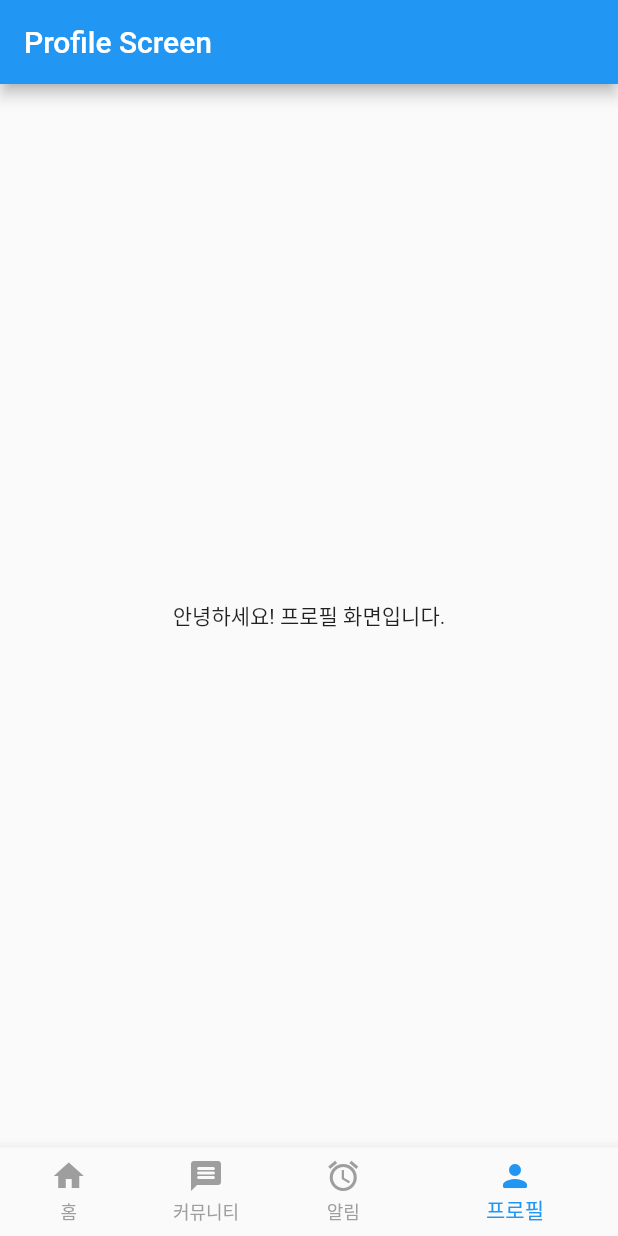
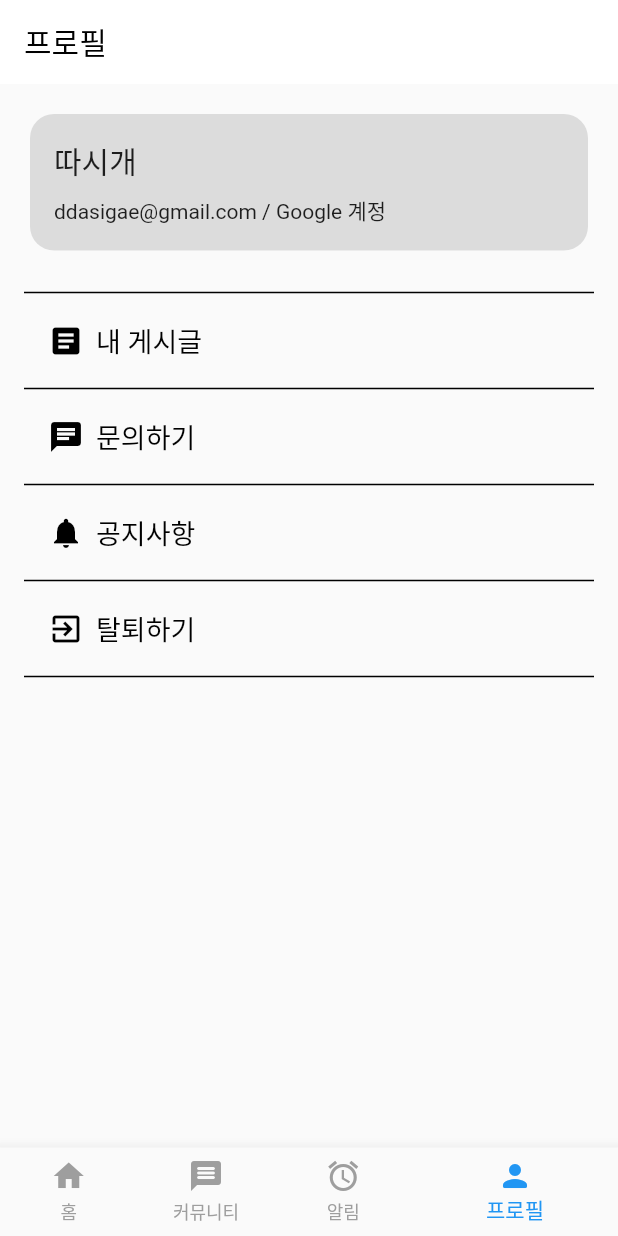
Before and after one commit to kimnerd625/ddasigae_flutter, a Flutter app: the screen it shows after launch, item 4 of the bottom bar chosen, on a phone screen of 412 x 824 dp. Run offline on Flutter 3.47's test engine with Material 2 defaults, Android fonts, the phone set to English and light mode, and no system bars.

Commit message:
style: 프로필 스크린 UI 구현
style: 프로필 스크린 UI 구현

```diff
--- a/lib/screens/community_screen.dart
+++ b/lib/screens/community_screen.dart
@@ -6,7 +6,9 @@ class CommunityScreen extends StatelessWidget {
   Widget build(BuildContext context) {
     return Scaffold(
       appBar: AppBar(
-        title: const Text('Community Screen'),
+        title: const Text('서대문구 신촌동', style: TextStyle(color: Colors.black)),
+        backgroundColor: Colors.white,
+        elevation: 0,
       ),
       body: const Center(
         child: Text('안녕하세요! 커뮤니티 화면입니다.'),
--- a/lib/screens/home_screen.dart
+++ b/lib/screens/home_screen.dart
@@ -6,7 +6,9 @@ class HomeScreen extends StatelessWidget {
   Widget build(BuildContext context) {
     return Scaffold(
       appBar: AppBar(
-        title: const Text('Home Screen'),
+        title: const Text('서대문구 신촌동', style: TextStyle(color: Colors.black)),
+        backgroundColor: Colors.white,
+        elevation: 0,
       ),
       body: const Center(
         child: Text('안녕하세요! 홈 화면입니다.'),
--- a/lib/screens/notification_screen.dart
+++ b/lib/screens/notification_screen.dart
@@ -6,7 +6,9 @@ class NotificationScreen extends StatelessWidget {
   Widget build(BuildContext context) {
     return Scaffold(
       appBar: AppBar(
-        title: const Text('Notification Screen'),
+        title: const Text('알림', style: TextStyle(color: Colors.black)),
+        backgroundColor: Colors.white,
+        elevation: 0,
       ),
       body: const Center(
         child: Text('안녕하세요! 알람 화면입니다.'),
--- a/lib/screens/profile_screen.dart
+++ b/lib/screens/profile_screen.dart
@@ -1,15 +1,148 @@
 import 'package:flutter/material.dart';
 
 class ProfileScreen extends StatelessWidget {
-  const ProfileScreen({super.key});
+  const ProfileScreen({Key? key}) : super(key: key);
+
   @override
   Widget build(BuildContext context) {
     return Scaffold(
       appBar: AppBar(
-        title: const Text('Profile Screen'),
+        title: const Text('프로필', style: TextStyle(color: Colors.black)),
+        backgroundColor: Colors.white,
+        elevation: 0,
       ),
-      body: const Center(
-        child: Text('안녕하세요! 프로필 화면입니다.'),
+      body: Padding(
+        padding: const EdgeInsets.all(16.0),
+        child: Column(
+          crossAxisAlignment: CrossAxisAlignment.start,
+          children: [
+            // 사용자 정보 카드
+            SizedBox(
+              width: double.infinity,
+              child: Card(
+                shape: RoundedRectangleBorder(
+                  borderRadius: BorderRadius.circular(16.0),
+                ),
+                elevation: 0,
+                child: Material(
+                  color: const Color.fromARGB(255, 220, 220, 220),
+                  borderRadius: BorderRadius.circular(16.0),
+                  child: const Padding(
+                    padding: EdgeInsets.all(16.0),
+                    child: Column(
+                      crossAxisAlignment: CrossAxisAlignment.start,
+                      children: [
+                        Text('따시개', style: TextStyle(fontSize: 20.0)),
+                        SizedBox(height: 8.0),
+                        Text('ddasigae@gmail.com / Google 계정'),
+                      ],
+                    ),
+                  ),
+                ),
+              ),
+            ),
+
+            // 각 버튼들
+            const SizedBox(height: 16.0),
+            const Divider(height: 16.0, thickness: 1.0, color: Colors.black),
+            SizedBox(
+              width: double.infinity,
+              child: ElevatedButton(
+                onPressed: () {
+                  // 버튼이 클릭되었을 때의 동작
+                },
+                style: ElevatedButton.styleFrom(
+                  foregroundColor: Colors.black,
+                  backgroundColor: Colors.transparent,
+                  elevation: 0,
+                ),
+                child: const Row(
+                  children: [
+                    Icon(Icons.article, color: Colors.black),
+                    SizedBox(width: 8.0),
+                    Text(
+                      '내 게시글',
+                      style: TextStyle(fontSize: 18.0),
+                    ),
+                  ],
+                ),
+              ),
+            ),
+            const Divider(height: 16.0, thickness: 1.0, color: Colors.black),
+            SizedBox(
+              width: double.infinity,
+              child: ElevatedButton(
+                onPressed: () {
+                  // 버튼이 클릭되었을 때의 동작
+                },
+                style: ElevatedButton.styleFrom(
+                  foregroundColor: Colors.black,
+                  backgroundColor: Colors.transparent,
+                  elevation: 0,
+                ),
+                child: const Row(
+                  children: [
+                    Icon(Icons.chat, color: Colors.black),
+                    SizedBox(width: 8.0),
+                    Text(
+                      '문의하기',
+                      style: TextStyle(fontSize: 18.0),
+                    ),
+                  ],
+                ),
+              ),
+            ),
+            const Divider(height: 16.0, thickness: 1.0, color: Colors.black),
+            SizedBox(
+              width: double.infinity,
+              child: ElevatedButton(
+                onPressed: () {
+                  // 버튼이 클릭되었을 때의 동작
+                },
+                style: ElevatedButton.styleFrom(
+                  foregroundColor: Colors.black,
+                  backgroundColor: Colors.transparent,
+                  elevation: 0,
+                ),
+                child: const Row(
+                  children: [
+                    Icon(Icons.notifications, color: Colors.black),
+                    SizedBox(width: 8.0),
+                    Text(
+                      '공지사항',
+                      style: TextStyle(fontSize: 18.0),
+                    ),
+                  ],
+                ),
+              ),
+            ),
+            const Divider(height: 16.0, thickness: 1.0, color: Colors.black),
+            SizedBox(
+              width: double.infinity,
+              child: ElevatedButton(
+                onPressed: () {
+                  // 버튼이 클릭되었을 때의 동작
+                },
+                style: ElevatedButton.styleFrom(
+                  foregroundColor: Colors.black,
+                  backgroundColor: Colors.transparent,
+                  elevation: 0,
+                ),
+                child: const Row(
+                  children: [
+                    Icon(Icons.exit_to_app, color: Colors.black),
+                    SizedBox(width: 8.0),
+                    Text(
+                      '탈퇴하기',
+                      style: TextStyle(fontSize: 18.0),
+                    ),
+                  ],
+                ),
+              ),
+            ),
+            const Divider(height: 16.0, thickness: 1.0, color: Colors.black),
+          ],
+        ),
       ),
     );
   }
```
